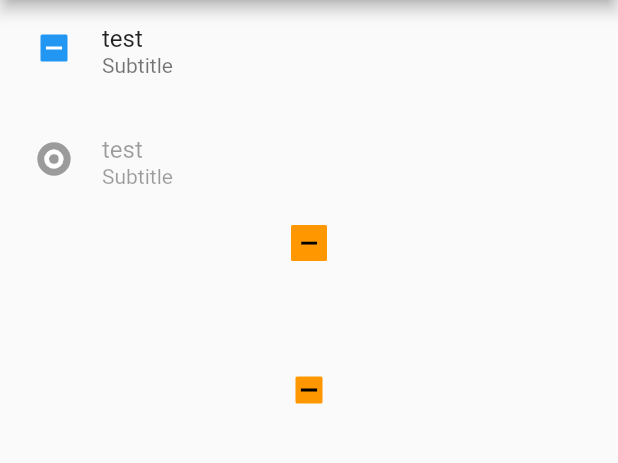
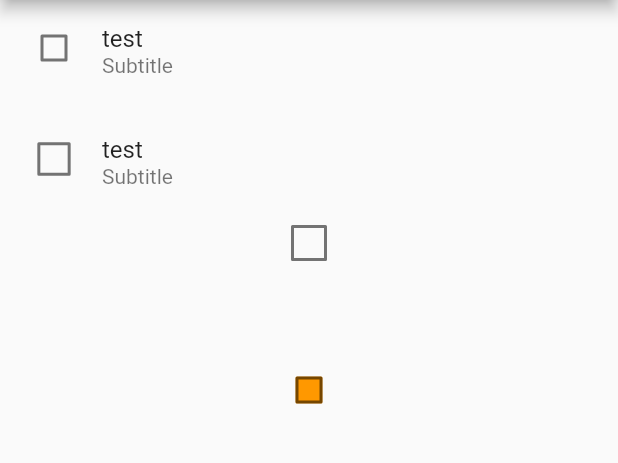
Before and after one commit to Siqlain-Hanif/custom_checkbox, a Flutter app: the screen it shows after launch, after a tap on "test", after a tap on the "trip origin" icon, on a phone screen of 412 x 824 dp, the part 84-547 px from its top. Run offline on Flutter 3.47's test engine with Material 2 defaults, Android fonts, the phone set to English and light mode, and no system bars.

Commit message:
Added Fill color for border

```diff
--- a/lib/custom_checkbox.dart
+++ b/lib/custom_checkbox.dart
@@ -235,7 +235,9 @@
             themeData.hoverColor;
 
     final Color effectiveBorderColor =
-        _widgetFillColor.resolve(states) ?? _defaultFillColor.resolve(states);
+        widget.fillColor?.resolve(activeStates) ??
+            _widgetFillColor.resolve(states) ??
+            _defaultFillColor.resolve(states);
     final Color effectiveCheckColor = widget.checkColor ??
         checkboxTheme.checkColor?.resolve(states) ??
         const Color(0xFFFFFFFF);
--- a/lib/main.dart
+++ b/lib/main.dart
@@ -65,21 +65,15 @@
                 title: Text("test"),
                 subtitle: Text("Subtitle"),
                 activeColor: Colors.green,
-                borderRadius: BorderRadius.circular(20),
                 activeIcon: Icons.access_time,
-                inactiveIcon: Icons.insert_chart,
                 tristateIcon: Icons.trip_origin,
-                onChanged: null,
+                onChanged: (bool? value) {
+                  checkboxValue = value;
+                  setState(() {});
+                },
               ),
               CustomCheckbox(
                 value: checkboxValue,
-                fillColor: MaterialStateProperty.resolveWith<Color>(
-                    (Set<MaterialState> states) {
-                  if (states.contains(MaterialState.hovered)) {
-                    return Colors.orange.withOpacity(.32);
-                  }
-                  return Colors.orange;
-                }),
                 checkColor: Colors.black,
                 tristate: true,
                 onChanged: (bool? value) {
```
